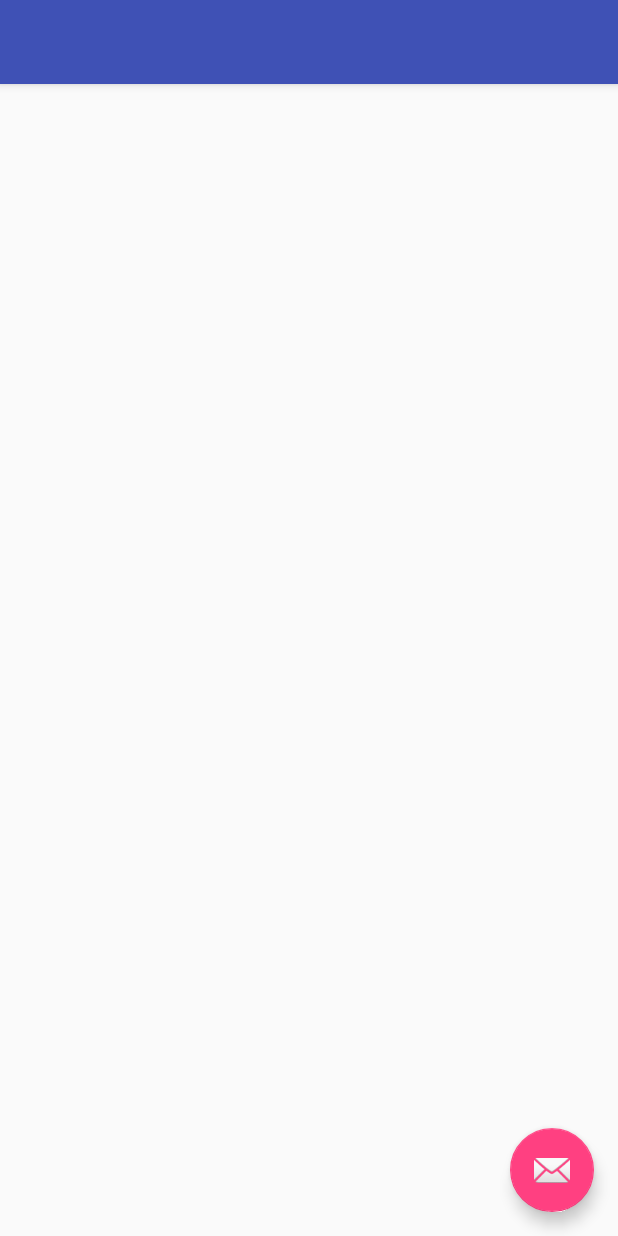
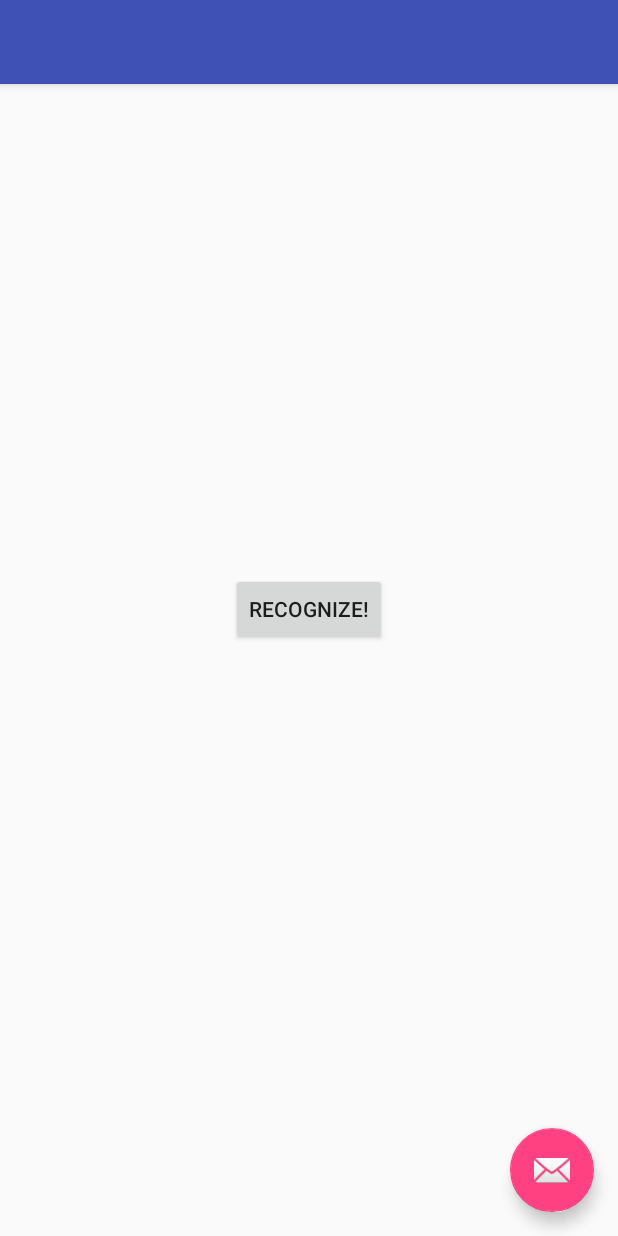
Before and after one commit to shivamjgandhi/recoglass, an Android app: the screen it shows after launch (MainActivity), on a phone screen of 412 x 824 dp. Run offline under Robolectric (Android 15) with nearby library versions, the phone set to English and light mode, and no system bars.

Commit message:
More code

```diff
--- a/app/src/main/AndroidManifest.xml
+++ b/app/src/main/AndroidManifest.xml
@@ -1,6 +1,9 @@
 <?xml version="1.0" encoding="utf-8"?>
 <manifest xmlns:android="http://schemas.android.com/apk/res/android"
     package="com.example.shivamgandhi.recoglass">
+
+    <uses-feature android:name="android.hardware.camera"
+        android:required="true" />
 
     <application
         android:allowBackup="true"
--- a/app/src/main/java/com/example/shivamgandhi/recoglass/MainActivity.java
+++ b/app/src/main/java/com/example/shivamgandhi/recoglass/MainActivity.java
@@ -1,15 +1,52 @@
 package com.example.shivamgandhi.recoglass;
 
+import android.content.Intent;
+import android.graphics.Bitmap;
 import android.os.Bundle;
+import android.provider.MediaStore;
 import android.support.v7.app.AppCompatActivity;
+import android.view.View;
+import android.widget.Button;
+import android.widget.ImageView;
 
-public class MainActivity extends AppCompatActivity {
+public class MainActivity extends AppCompatActivity implements View.OnClickListener {
+
+    static final int REQUEST_IMAGE_CAPTURE = 1;
+    ImageView mImageView;
+    Button button;
 
     @Override
     protected void onCreate(Bundle savedInstanceState) {
         super.onCreate(savedInstanceState);
         setContentView(R.layout.activity_main);
 
+        mImageView = (ImageView)findViewById(R.id.mImageView);
+        button = (Button)findViewById(R.id.button);
+
+        button.setOnClickListener(this);
     }
 
+    private void dispatchTakePictureIntent(){
+        Intent takePictureIntent = new Intent(MediaStore.ACTION_IMAGE_CAPTURE);
+        if (takePictureIntent.resolveActivity(getPackageManager()) != null){
+            startActivityForResult(takePictureIntent, REQUEST_IMAGE_CAPTURE);
+        }
+    }
+
+    @Override
+    protected void onActivityResult(int requestCode, int resultCode, Intent data){
+        if (requestCode == REQUEST_IMAGE_CAPTURE && resultCode == RESULT_OK){
+            Bundle extras = data.getExtras();
+            Bitmap imageBitmap = (Bitmap) extras.get("data");
+            mImageView.setImageBitmap(imageBitmap);
+        }
+    }
+
+    @Override
+    public void onClick(View v){
+        if(v == findViewById(R.id.button)){
+            dispatchTakePictureIntent();
+            //Call server with the picture
+        }
+    }
 }
--- a/app/src/main/res/layout/content_main.xml
+++ b/app/src/main/res/layout/content_main.xml
@@ -12,4 +12,19 @@
     tools:context="com.example.shivamgandhi.recoglass.MainActivity"
     tools:showIn="@layout/activity_main">
 
+    <ImageView
+        android:layout_width="match_parent"
+        android:layout_height="150dp"
+        android:id="@+id/mImageView"
+        android:layout_alignParentTop="true"
+        android:layout_alignParentEnd="true" />
+
+    <Button
+        android:layout_width="wrap_content"
+        android:layout_height="wrap_content"
+        android:text="Recognize!"
+        android:id="@+id/button"
+        android:layout_below="@+id/mImageView"
+        android:layout_centerHorizontal="true"
+        android:layout_marginTop="160dp" />
 </RelativeLayout>
```
